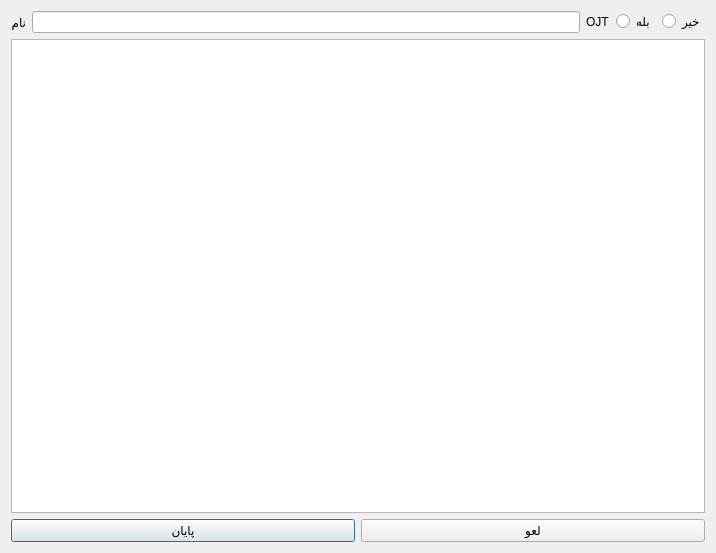
This is qt_ui/section.ui in NeuralInsight/UniversityAutoClassScheduler as Qt 5 draws it before an edit. The edited form follows.
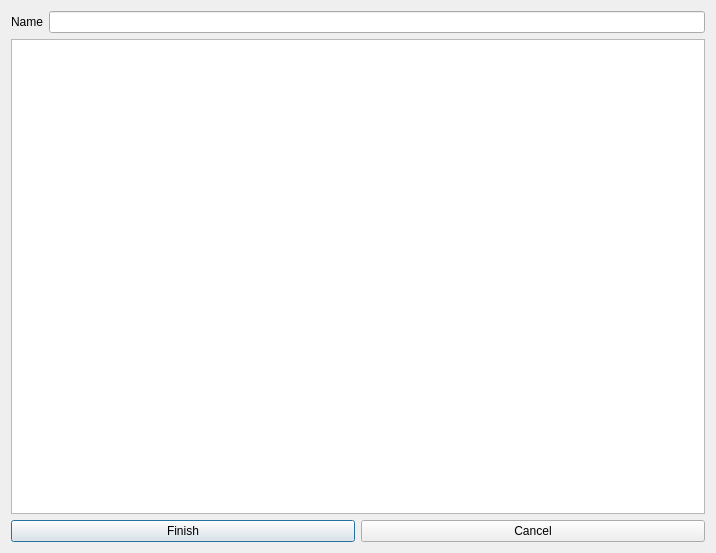
This is the edited form.

```diff
--- a/qt_ui/section.ui
+++ b/qt_ui/section.ui
@@ -37,28 +37,7 @@
      <item row="1" column="0">
       <widget class="QLabel" name="lblName">
        <property name="text">
-        <string>نام</string>
-       </property>
-      </widget>
-     </item>
-     <item row="1" column="2">
-      <widget class="QLabel" name="lblOJT">
-       <property name="text">
-        <string>OJT</string>
-       </property>
-      </widget>
-     </item>
-     <item row="1" column="3">
-      <widget class="QRadioButton" name="radioYes">
-       <property name="text">
-        <string>بله</string>
-       </property>
-      </widget>
-     </item>
-     <item row="1" column="4">
-      <widget class="QRadioButton" name="radioNo">
-       <property name="text">
-        <string>خیر</string>
+        <string>Name</string>
        </property>
       </widget>
      </item>
@@ -72,14 +51,14 @@
      <item>
       <widget class="QPushButton" name="btnFinish">
        <property name="text">
-        <string>پایان</string>
+        <string>Finish</string>
        </property>
       </widget>
      </item>
      <item>
       <widget class="QPushButton" name="btnCancel">
        <property name="text">
-        <string>لعو</string>
+        <string>Cancel</string>
        </property>
       </widget>
      </item>
```
